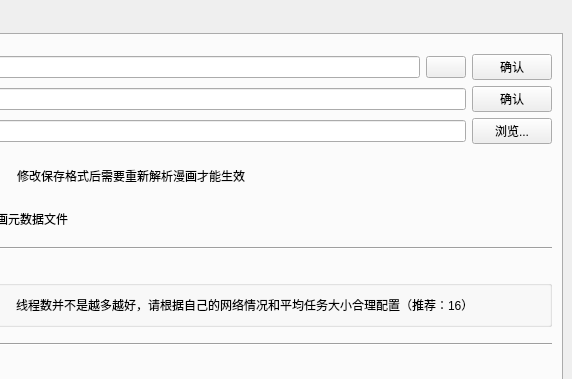
Before: the Qt Designer form src/ui/PySide_src/mainWindow_mac.ui in Zeal-L/BiliBili-Manga-Downloader, drawn with Qt 5; both pictures show x 580 to 1152 and y 0 to 379 of the 1152 by 699 pixel window.
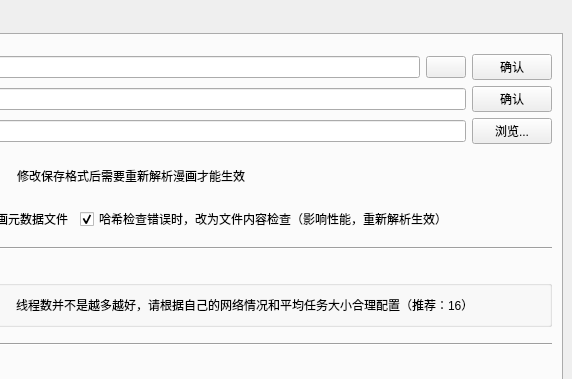
After: the same form once the commit is applied. The open tabs and pages were chosen to show the change. Icons and pictures are not drawn.

The edit to the form file:
```diff
--- a/src/ui/PySide_src/mainWindow_mac.ui
+++ b/src/ui/PySide_src/mainWindow_mac.ui
@@ -1096,6 +1096,16 @@
             </property>
            </widget>
           </item>
+		  <item>
+           <widget class="QCheckBox" name="checkBox_skip_check">
+            <property name="text">
+             <string>哈希检查错误时，改为文件内容检查（影响性能，重新解析生效）</string>
+            </property>
+            <property name="checked">
+             <bool>true</bool>
+            </property>
+           </widget>
+          </item>
           <item>
            <spacer name="horizontalSpacer_12">
             <property name="orientation">
```
